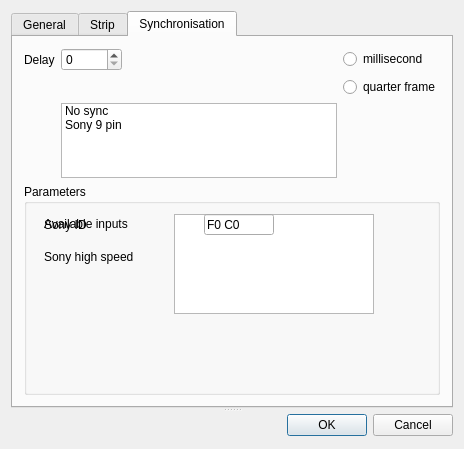
This is app/Joker/PreferencesDialog.ui in JokerSync/Joker as Qt 5 draws it before an edit. The edited form follows.
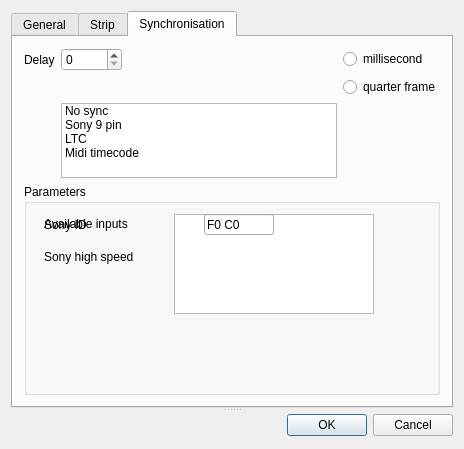
This is the edited form. The open tabs and pages were chosen to show the change. Custom widgets are drawn as their Qt base class.

```diff
--- a/app/Joker/PreferencesDialog.ui
+++ b/app/Joker/PreferencesDialog.ui
@@ -300,6 +300,16 @@
               <string>Sony 9 pin</string>
              </property>
             </item>
+            <item>
+             <property name="text">
+              <string>LTC</string>
+             </property>
+            </item>
+            <item>
+             <property name="text">
+              <string>Midi timecode</string>
+             </property>
+            </item>
            </widget>
           </item>
           <item row="1" column="2">
```
Left out of the diff: 2 changed lines with no effect on the pictures.
